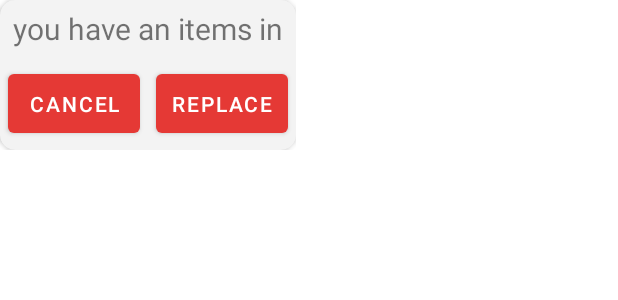
After one commit to Ankitsh-rtx/Eatsy, an Android app: the layout clear_dialog.xml on its own in the app's theme, with its tools: preview values and no code run, on a phone screen of 412 x 824 dp. The commit adds this screen. Shown: the top 300 px of the screen. Run offline under Robolectric (Android 15) with nearby library versions, the phone set to English and light mode, and no system bars.

Commit message:
replace dialog

```diff
--- a/app/src/main/java/com/example/eatsy/DataSource.kt
+++ b/app/src/main/java/com/example/eatsy/DataSource.kt
@@ -82,7 +82,7 @@ object DataSource {
 
     )
 
-    var orderList : Pair<String, HashMap<String,CartItem>> = Pair("", HashMap())
+    var orderList : Pair<Restaurants?, HashMap<String,CartItem>> = Pair(null, HashMap())
 
 
 
--- a/app/src/main/java/com/example/eatsy/views/RestaurantDetailsFragment.kt
+++ b/app/src/main/java/com/example/eatsy/views/RestaurantDetailsFragment.kt
@@ -47,7 +47,7 @@ class RestaurantDetailsFragment : Fragment() {
         val menu= mutableListOf<Item>()
         firebaseDB  = FirebaseFirestore.getInstance()
 
-        adapter = MenuListAdapter(context, menu,binding,restaurants?.id)
+        adapter = context?.let { MenuListAdapter(it, menu,binding,restaurants) }!!
         binding.menuItemRecyclerview.adapter= adapter
         binding.menuItemRecyclerview.layoutManager = LinearLayoutManager(context)
         restaurants?.menus?.forEach { id ->
--- /dev/null
+++ b/app/src/main/res/layout/clear_dialog.xml
@@ -0,0 +1,52 @@
+<?xml version="1.0" encoding="utf-8"?>
+<androidx.constraintlayout.widget.ConstraintLayout xmlns:android="http://schemas.android.com/apk/res/android"
+    android:layout_width="wrap_content"
+    android:layout_height="wrap_content"
+
+    xmlns:app="http://schemas.android.com/apk/res-auto">
+
+    <androidx.cardview.widget.CardView
+        android:layout_width="match_parent"
+        android:layout_height="match_parent"
+        android:elevation="0px"
+        android:padding="20dp"
+        app:cardCornerRadius="10dp"
+        android:backgroundTint="@color/off_white"
+        >
+        <LinearLayout
+            android:layout_width="match_parent"
+            android:layout_height="wrap_content"
+            android:orientation="vertical">
+        <TextView
+            android:id="@+id/dialog_text"
+            android:layout_width="match_parent"
+            android:layout_height="wrap_content"
+            android:text="you have an items in cart "
+            android:gravity="center"
+            android:textSize="20sp"
+            android:padding="5dp"/>
+
+        <LinearLayout
+            android:layout_gravity="center"
+            android:layout_width="wrap_content"
+            android:layout_height="wrap_content"
+            android:orientation="horizontal">
+        <Button
+            android:id="@+id/cancel"
+            android:layout_margin="5dp"
+            android:layout_width="wrap_content"
+            android:layout_height="wrap_content"
+            android:padding="10dp"
+            android:text="cancel"
+            />
+        <Button
+            android:id="@+id/replace"
+            android:layout_margin="5dp"
+            android:layout_width="wrap_content"
+            android:layout_height="wrap_content"
+            android:padding="10dp"
+            android:text="replace" />
+        </LinearLayout>
+        </LinearLayout>
+    </androidx.cardview.widget.CardView>
+</androidx.constraintlayout.widget.ConstraintLayout>
```
Also changed, not shown: app/src/main/java/com/example/eatsy/adapter/MenuListAdapter.kt (+49 -18 lines).
